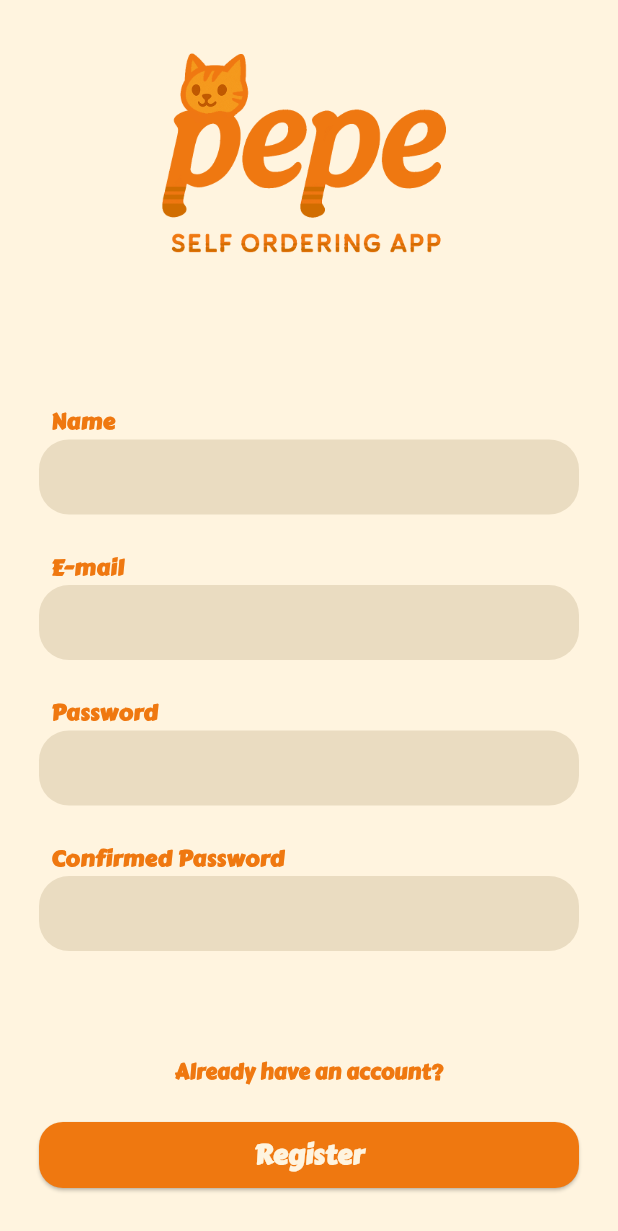
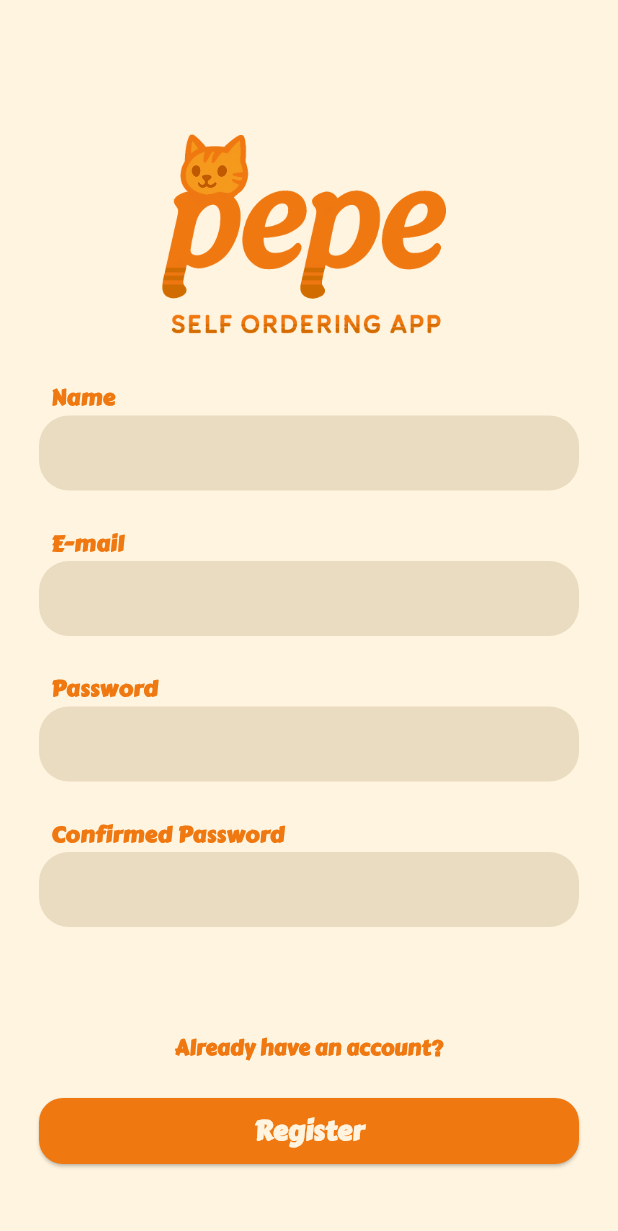
Before and after one commit to DonutDaEarth/pepe_self_ordering_flutter, a Flutter app: the screen it shows after launch, on a phone screen of 412 x 824 dp. Shown: the top 1231 px of the screen. Run offline on Flutter 3.47's test engine with Material 3 defaults, Android fonts, the phone set to English and light mode, and no system bars; our stand-ins replace cached_network_image, dio, go_router, shared_preferences; missing offline and left inert: mobile_scanner.

Commit message:
fix: adjust layout and padding in RegisterScreen for improved UI

```diff
--- a/lib/src/screens/register_screen.dart
+++ b/lib/src/screens/register_screen.dart
@@ -45,8 +45,10 @@
   Widget build(BuildContext context) {
     return Scaffold(
       body: SingleChildScrollView(
-        padding: const EdgeInsets.only(bottom: 24),
+        padding: const EdgeInsets.only(bottom: 24, top: 54),
         child: Column(
+          children: [
+            Stack(
               children: [
                 Container(
                   height: 246,
@@ -62,7 +64,7 @@
                   padding: const EdgeInsets.symmetric(horizontal: 26),
                   child: Column(
                     children: [
-                  const SizedBox(height: 24),
+                      const SizedBox(height: 200),
                       LabeledTextField(label: 'Name', controller: name),
                       const SizedBox(height: 24),
                       LabeledTextField(label: 'E-mail', controller: email),
@@ -99,6 +101,8 @@
                 ),
               ],
             ),
+          ],
+        ),
       ),
     );
   }
```
Lines whose indentation alone changed are shown as unchanged.
